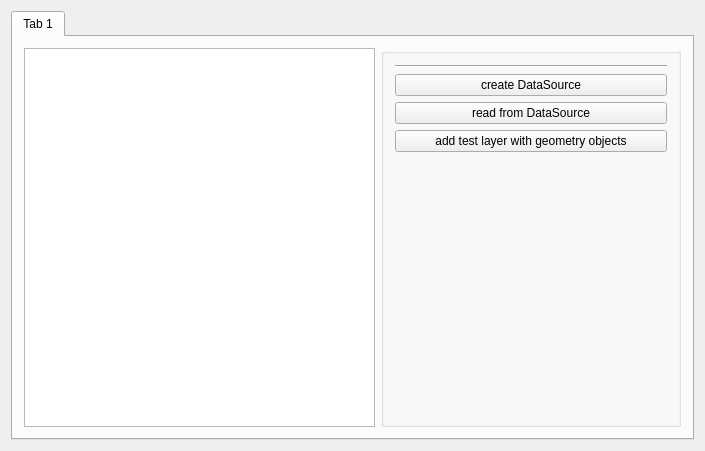
Above: app/model_test/widget.ui from Komzpa/gnm before the change. Below: the same form after it.
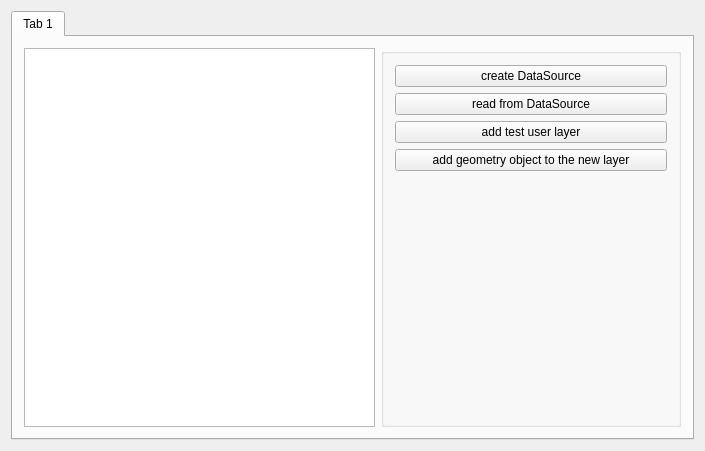
That is the form after the change.

Commit message: Special layer class added

```diff
--- a/app/model_test/widget.ui
+++ b/app/model_test/widget.ui
@@ -52,13 +52,6 @@
           <string/>
          </property>
          <layout class="QVBoxLayout" name="verticalLayout">
-          <item>
-           <widget class="Line" name="line">
-            <property name="orientation">
-             <enum>Qt::Horizontal</enum>
-            </property>
-           </widget>
-          </item>
           <item>
            <widget class="QPushButton" name="pushButton_4">
             <property name="maximumSize">
@@ -82,7 +75,14 @@
           <item>
            <widget class="QPushButton" name="pushButton_2">
             <property name="text">
-             <string>add test layer with geometry objects</string>
+             <string>add test user layer</string>
+            </property>
+           </widget>
+          </item>
+          <item>
+           <widget class="QPushButton" name="pushButton_3">
+            <property name="text">
+             <string>add geometry object to the new layer</string>
             </property>
            </widget>
           </item>
```
The commit also changes 6 other files.
